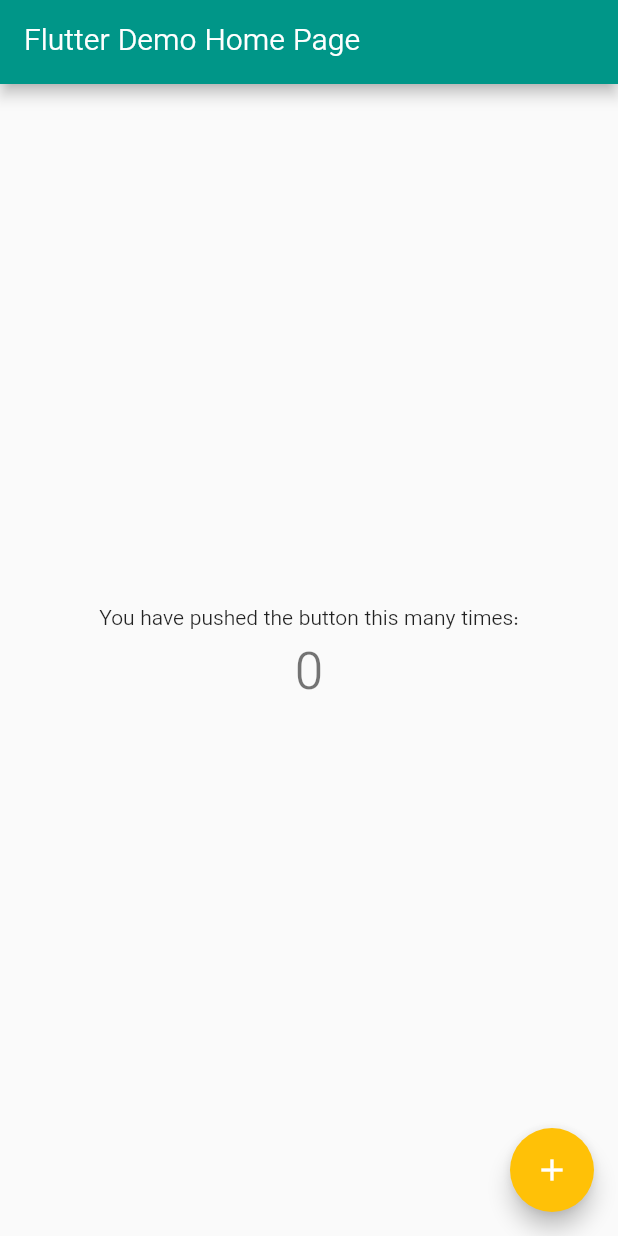
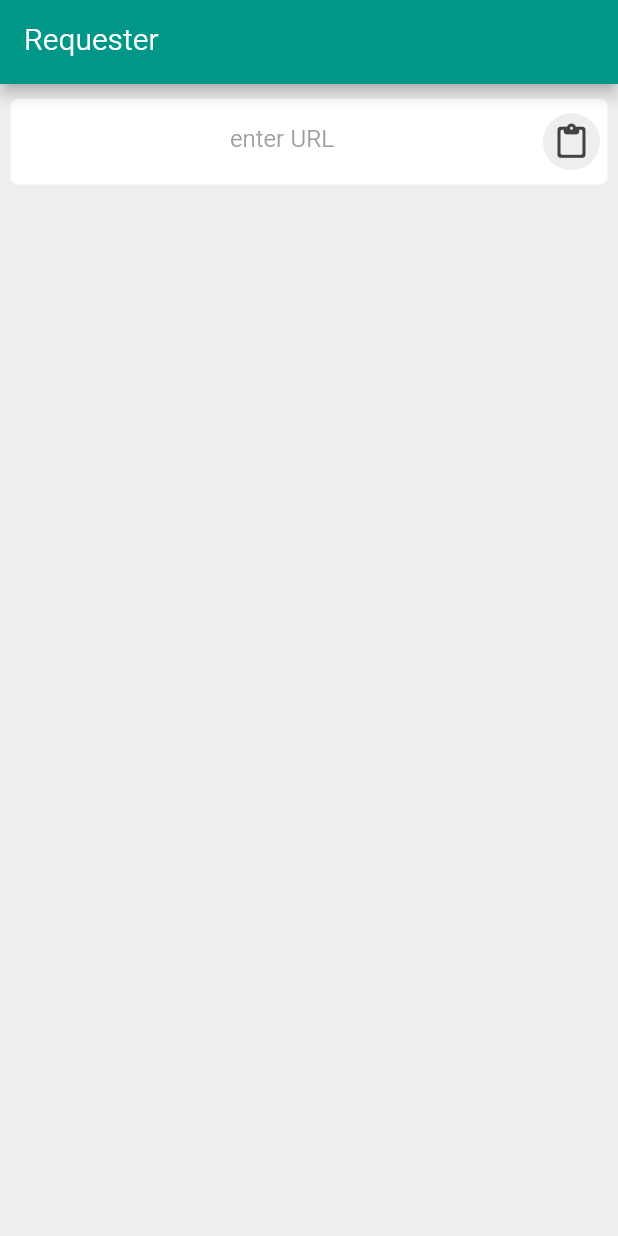
Before and after one commit to mostafa-efafi/Requester, a Flutter app: the screen it shows after launch, on a phone screen of 412 x 824 dp. Run offline on Flutter 3.47's test engine with Material 2 defaults, Android fonts, the light colour scheme and no system bars; our stand-ins replace connectivity_plus, dio, equatable.

Commit message:
make Custom EditText for enter url

```diff
--- /dev/null
+++ b/lib/config/languages/en.dart
@@ -0,0 +1,3 @@
+class En {
+  static const appName = 'Requester';
+}
--- a/lib/core/utils/constants.dart
+++ b/lib/core/utils/constants.dart
@@ -1,3 +1,5 @@
+import 'package:flutter/material.dart';
+
 class Constants {
   /// [errors]
   static const serverErrorDesc = 'Error: No response from the server';
@@ -6,4 +8,7 @@
 
   /// [times]
   static const serverTimeout = Duration(seconds: 20);
+
+  /// [colors]
+  static final scaffoldBackgroundColor = Colors.grey.shade200;
 }
--- /dev/null
+++ b/lib/features/feature_requester/presentation/pages/home_page.dart
@@ -0,0 +1,30 @@
+import 'package:flutter/material.dart';
+import 'package:flutter/src/widgets/container.dart';
+import 'package:flutter/src/widgets/framework.dart';
+import 'package:requester/config/languages/en.dart';
+import 'package:requester/core/utils/constants.dart';
+import 'package:requester/features/feature_requester/presentation/widgets/custom_edit_text.dart';
+
+class HomePage extends StatefulWidget {
+  const HomePage({super.key});
+
+  @override
+  State<HomePage> createState() => _HomePageState();
+}
+
+class _HomePageState extends State<HomePage> {
+  @override
+  Widget build(BuildContext context) {
+    return Scaffold(
+      backgroundColor: Constants.scaffoldBackgroundColor,
+      appBar: AppBar(
+        title: const Text(En.appName),
+      ),
+      body: Column(
+        children: [
+          SizedBox(height: 10,),
+          CustomEditText(controller: TextEditingController())],
+      ),
+    );
+  }
+}
--- /dev/null
+++ b/lib/features/feature_requester/presentation/widgets/custom_edit_text.dart
@@ -0,0 +1,59 @@
+import 'package:flutter/material.dart';
+
+class CustomEditText extends StatelessWidget {
+  final TextEditingController controller;
+  final void Function(String)? onChange;
+  final String? errorText;
+  const CustomEditText(
+      {super.key, required this.controller, this.onChange, this.errorText});
+
+  @override
+  Widget build(BuildContext context) {
+    return Padding(
+      padding: const EdgeInsets.symmetric(horizontal: 7),
+      child: TextField(
+        keyboardType: TextInputType.multiline,
+        maxLines: null,
+        controller: controller,
+        onChanged: onChange,
+        enableInteractiveSelection: true,
+        textInputAction: TextInputAction.go,
+        style: TextStyle(color: Colors.grey[800]),
+        textAlign: TextAlign.center,
+        textDirection: TextDirection.ltr,
+        decoration: InputDecoration(
+            enabledBorder: const OutlineInputBorder(
+                borderSide: BorderSide(color: Colors.transparent, width: 0.0),
+                borderRadius: BorderRadius.all(Radius.circular(5))),
+            border: const OutlineInputBorder(
+              borderRadius: BorderRadius.all(Radius.circular(5)),
+              borderSide: BorderSide(color: Colors.deepPurple),
+            ),
+            hintText: 'enter URL',
+            hintStyle: const TextStyle(color: Colors.grey),
+            suffixIcon: _pasteButton(),
+            labelStyle: const TextStyle(color: Colors.grey),
+            fillColor: Colors.white,
+            filled: true,
+            isDense: true,
+            errorText: errorText),
+      ),
+    );
+  }
+
+  Widget _pasteButton() {
+    return InkWell(
+      onTap: () {},
+      child: Container(
+        margin: const EdgeInsets.symmetric(vertical: 5, horizontal: 4),
+        decoration: const BoxDecoration(
+            color: Color(0x11000000), shape: BoxShape.circle),
+        child: Icon(
+          Icons.paste_rounded,
+          size: 25,
+          color: Colors.grey.shade800,
+        ),
+      ),
+    );
+  }
+}
--- a/lib/main.dart
+++ b/lib/main.dart
@@ -1,5 +1,8 @@
 import 'package:flutter/material.dart';
 import 'package:requester/config/app_theme.dart';
+import 'package:requester/config/languages/en.dart';
+
+import 'features/feature_requester/presentation/pages/home_page.dart';
 
 void main() {
   runApp(const MyApp());
@@ -8,98 +11,12 @@
 class MyApp extends StatelessWidget {
   const MyApp({super.key});
 
-  // This widget is the root of your application.
   @override
   Widget build(BuildContext context) {
     return MaterialApp(
-      title: 'Requester',
+      title: En.appName,
       theme: appThemeData(),
-      home: const MyHomePage(title: 'Flutter Demo Home Page'),
+      home: const HomePage(),
     );
   }
 }
-
-class MyHomePage extends StatefulWidget {
-  const MyHomePage({super.key, required this.title});
-
-  // This widget is the home page of your application. It is stateful, meaning
-  // that it has a State object (defined below) that contains fields that affect
-  // how it looks.
-
-  // This class is the configuration for the state. It holds the values (in this
-  // case the title) provided by the parent (in this case the App widget) and
-  // used by the build method of the State. Fields in a Widget subclass are
-  // always marked "final".
-
-  final String title;
-
-  @override
-  State<MyHomePage> createState() => _MyHomePageState();
-}
-
-class _MyHomePageState extends State<MyHomePage> {
-  int _counter = 0;
-
-  void _incrementCounter() {
-    setState(() {
-      // This call to setState tells the Flutter framework that something has
-      // changed in this State, which causes it to rerun the build method below
-      // so that the display can reflect the updated values. If we changed
-      // _counter without calling setState(), then the build method would not be
-      // called again, and so nothing would appear to happen.
-      _counter++;
-    });
-  }
-
-  @override
-  Widget build(BuildContext context) {
-    // This method is rerun every time setState is called, for instance as done
-    // by the _incrementCounter method above.
-    //
-    // The Flutter framework has been optimized to make rerunning build methods
-    // fast, so that you can just rebuild anything that needs updating rather
-    // than having to individually change instances of widgets.
-    return Scaffold(
-      appBar: AppBar(
-        // Here we take the value from the MyHomePage object that was created by
-        // the App.build method, and use it to set our appbar title.
-        title: Text(widget.title),
-      ),
-      body: Center(
-        // Center is a layout widget. It takes a single child and positions it
-        // in the middle of the parent.
-        child: Column(
-          // Column is also a layout widget. It takes a list of children and
-          // arranges them vertically. By default, it sizes itself to fit its
-          // children horizontally, and tries to be as tall as its parent.
-          //
-          // Invoke "debug painting" (press "p" in the console, choose the
-          // "Toggle Debug Paint" action from the Flutter Inspector in Android
-          // Studio, or the "Toggle Debug Paint" command in Visual Studio Code)
-          // to see the wireframe for each widget.
-          //
-          // Column has various properties to control how it sizes itself and
-          // how it positions its children. Here we use mainAxisAlignment to
-          // center the children vertically; the main axis here is the vertical
-          // axis because Columns are vertical (the cross axis would be
-          // horizontal).
-          mainAxisAlignment: MainAxisAlignment.center,
-          children: <Widget>[
-            const Text(
-              'You have pushed the button this many times:',
-            ),
-            Text(
-              '$_counter',
-              style: Theme.of(context).textTheme.headline4,
-            ),
-          ],
-        ),
-      ),
-      floatingActionButton: FloatingActionButton(
-        onPressed: _incrementCounter,
-        tooltip: 'Increment',
-        child: const Icon(Icons.add),
-      ), // This trailing comma makes auto-formatting nicer for build methods.
-    );
-  }
-}
```
